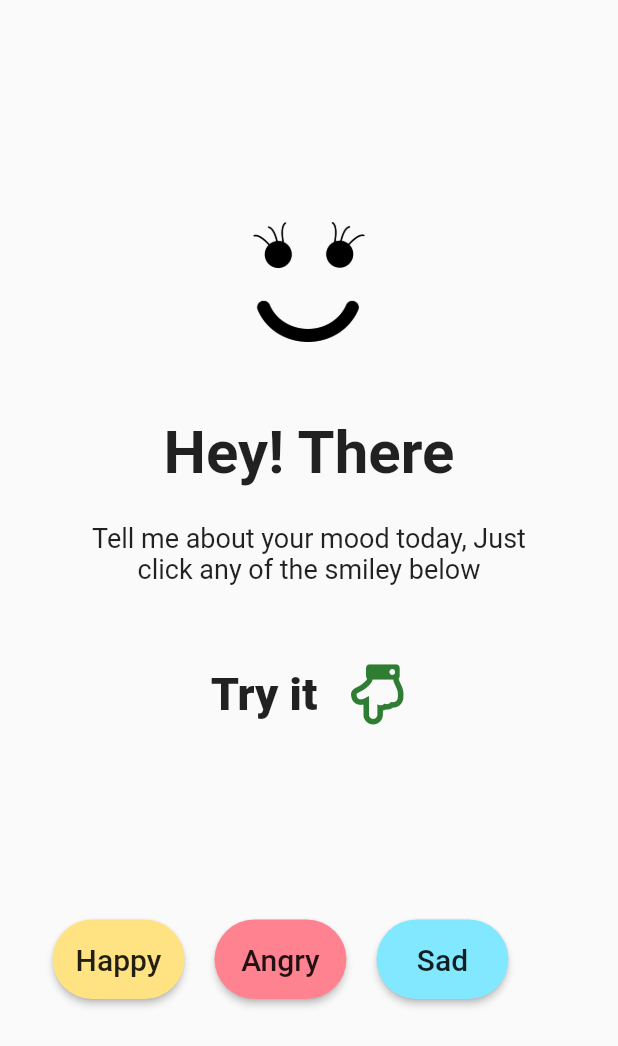
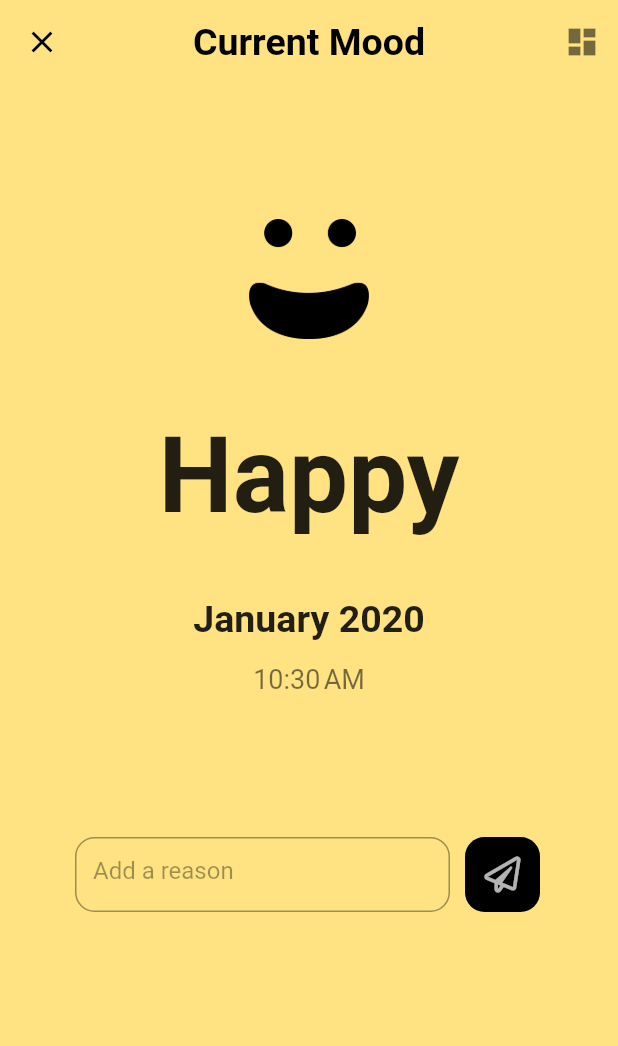
Before and after one commit to tamshallz/MoodApp, a Flutter app: the screen it shows after launch, after a tap on "Happy", on a phone screen of 412 x 824 dp. Shown: the top 1046 px of the screen. Run offline on Flutter 3.47's test engine with Material 2 defaults, Android fonts, the phone set to English and light mode, and no system bars; our stand-ins replace font_awesome_flutter.

Commit message:
third commit

```diff
--- a/lib/main.dart
+++ b/lib/main.dart
@@ -1,4 +1,7 @@
 import 'package:flutter/material.dart';
+import 'package:mood_app/screens/angry.dart';
+import 'package:mood_app/screens/happy.dart';
+import 'package:mood_app/screens/sad.dart';
 
 import 'mood_home.dart';
 
@@ -13,7 +16,15 @@ class MyApp extends StatelessWidget {
       theme: ThemeData(
         primarySwatch: Colors.blue,
       ),
-      home: MoodHome(),
+      initialRoute: MoodHome.id,
+//When using initialRoute, you don't use it with the home cos they do one and the same thing
+//      home: WelcomeScreen(),
+      routes: {
+        MoodHome.id: (context) => MoodHome(),
+        SadFacePage.id: (context) => SadFacePage(),
+        HappyFace.id: (context) => HappyFace(),
+        AngryScreen.id: (context) => AngryScreen(),
+      },
     );
   }
 }
--- a/lib/mood_home.dart
+++ b/lib/mood_home.dart
@@ -1,8 +1,11 @@
 import 'package:flutter/material.dart';
 
 import 'package:font_awesome_flutter/font_awesome_flutter.dart';
+import 'package:mood_app/screens/angry.dart';
+import 'package:mood_app/screens/happy.dart';
 
 class MoodHome extends StatelessWidget {
+  static String id = 'mood_home';
   Widget colorButtonShape(String buttonText, Color color, Function onClick) {
     return Padding(
       padding: const EdgeInsets.all(10.0),
@@ -11,10 +14,10 @@ class MoodHome extends StatelessWidget {
           buttonText,
           style: TextStyle(fontSize: 20),
         ),
-          onPressed: (){},
-          padding: EdgeInsets.all(15),
-          color: color,
-          shape: StadiumBorder(),
+        onPressed: onClick,
+        padding: EdgeInsets.all(15),
+        color: color,
+        shape: StadiumBorder(),
       ),
     );
   }
@@ -31,7 +34,8 @@ class MoodHome extends StatelessWidget {
             SizedBox(
               height: 50,
             ),
-            Text('Hey! There', style: TextStyle(fontSize: 40, fontWeight: FontWeight.bold)),
+            Text('Hey! There',
+                style: TextStyle(fontSize: 40, fontWeight: FontWeight.bold)),
             Padding(
               padding: const EdgeInsets.all(23),
               child: Text(
@@ -40,25 +44,30 @@ class MoodHome extends StatelessWidget {
                   textAlign: TextAlign.center),
             ),
             Padding(
-              padding: const EdgeInsets.only(bottom: 120, top: 30),
+              padding: const EdgeInsets.only(bottom: 100, top: 30),
               child: Row(
                 mainAxisAlignment: MainAxisAlignment.center,
                 children: <Widget>[
                   Text(
                     'Try it',
                     style: TextStyle(fontSize: 30, fontWeight: FontWeight.w800),
-                    textAlign: TextAlign.center,
+                    textAlign: TextAlign.justify,
                   ),
                   SizedBox(width: 20),
-                  Icon(FontAwesomeIcons.handPointDown, size: 40,color: Colors.green[800])
+                  Icon(FontAwesomeIcons.handPointDown,
+                      size: 40, color: Colors.green[800])
                 ],
               ),
             ),
             Row(
               children: <Widget>[
-                colorButtonShape('Happy', Color(0xffFFE382), (){}),
-                colorButtonShape('Angry', Color(0xffFF8291),(){}),
-                colorButtonShape('Sad', Color(0xff82E8FF), (){}),
+                colorButtonShape('Happy', Color(0xffFFE382), () {
+                  Navigator.pushNamed(context, HappyFace.id);
+                }),
+                colorButtonShape('Angry', Color(0xffFF8291), () {
+                  Navigator.pushNamed(context, AngryScreen.id);
+                }),
+                colorButtonShape('Sad', Color(0xff82E8FF), () {}),
               ],
             )
           ],
--- /dev/null
+++ b/lib/screens/angry.dart
@@ -0,0 +1,14 @@
+import 'package:flutter/material.dart';
+
+
+class AngryScreen extends StatelessWidget {
+
+    static String id = 'angry_screen';
+  @override
+  Widget build(BuildContext context) {
+    return Scaffold(
+      backgroundColor: Color(0xffFF8291),
+
+    );
+  }
+}
--- /dev/null
+++ b/lib/screens/assets/colorsused.dart
@@ -0,0 +1,13 @@
+import 'package:flutter/material.dart';
+
+
+
+
+const kGreyColor = Color(0xff9B9B9B);
+const kWhiteColor = Color(0xffffffff);
+const kBlueColor = Color(0xff39CDFD);
+const kYellowColor = Color(0xffFDC339);
+const kPinkColor = Color(0xffFF3948);
+const kBlackColor = Color(0xff151210);
+const kBrownColor = Color(0xffA1452D);
+const kTealColor = Color(0xff246F86);
--- /dev/null
+++ b/lib/screens/assets/reuseable.dart
@@ -0,0 +1,14 @@
+import 'package:flutter/material.dart';
+
+
+Widget hero(Color color, String text, String tag){
+  return Flexible(
+      child: Hero(
+        tag: tag,
+        child: Container(
+          color: color,
+          child: Text(text),
+        ),
+      ),
+    );
+}
--- /dev/null
+++ b/lib/screens/happy.dart
@@ -0,0 +1,117 @@
+import 'package:flutter/material.dart';
+import 'package:font_awesome_flutter/font_awesome_flutter.dart';
+import 'package:intl/intl.dart';
+
+class HappyFace extends StatefulWidget {
+  static String id = 'happy_face';
+
+  @override
+  _HappyFaceState createState() => _HappyFaceState();
+}
+
+class _HappyFaceState extends State<HappyFace> {
+  static DateTime now = DateTime.now();
+
+  String formatTime = DateFormat.jm().format(now).toString();
+  String formatDate = DateFormat.yMMMM().format(now).toString();
+
+  @override
+  Widget build(BuildContext context) {
+    return Scaffold(
+      backgroundColor: Color(0xffFFE382),
+      appBar: AppBar(
+        backgroundColor: Color(0xffFFE382),
+        elevation: 0,
+        actions: <Widget>[
+          IconButton(
+            onPressed: (){},
+            icon: Icon(Icons.dashboard),
+            color: Colors.black54,
+          )
+        ],
+        leading: IconButton(
+          onPressed: () {
+            Navigator.of(context).pop();
+          },
+          icon: Icon(Icons.close),
+          color: Colors.black,
+        ),
+        centerTitle: true,
+        title: Text('Current Mood',
+            style: TextStyle(
+                fontSize: 25,
+                fontWeight: FontWeight.w600,
+                color: Colors.black)),
+      ),
+      body: SingleChildScrollView(
+        child: Column(
+          children: <Widget>[
+            Padding(
+              padding: const EdgeInsets.only(top: 90),
+              child: Column(children: [
+                Image.asset(
+                  'images/happy.png',
+                  height: 80,
+                ),
+                Padding(
+                  padding: const EdgeInsets.only(top: 50, bottom: 40),
+                  child: Text('Happy',
+                      style:
+                          TextStyle(fontSize: 70, fontWeight: FontWeight.bold)),
+                ),
+                Text('$formatDate',
+                    style:
+                        TextStyle(fontSize: 25, fontWeight: FontWeight.bold)),
+                Padding(
+                  padding: const EdgeInsets.all(15),
+                  child: Text('$formatTime',
+                      style: TextStyle(
+                        fontSize: 18,
+                        color: Colors.black54,
+                      )),
+                ),
+              ]),
+            ),
+            Padding(
+              padding: const EdgeInsets.only(left: 50, right: 20, top: 80),
+              child: Row(children: [
+                Container(
+                    width: 250,
+                    height: 50,
+                    child: TextField(
+                      decoration: InputDecoration(
+                          focusedBorder: OutlineInputBorder(
+                            borderSide: BorderSide(color: Colors.black38),
+                            borderRadius: BorderRadius.circular(13),
+                          ),
+                          border: OutlineInputBorder(
+                            borderRadius: BorderRadius.circular(13),
+                          ),
+                          hintText: 'Add a reason',
+                          hintStyle: TextStyle(color: Colors.black38)),
+                    )),
+                SizedBox(
+                  width: 10,
+                ),
+                Container(
+                    height: 50,
+                    width: 50,
+                    decoration: BoxDecoration(
+                      borderRadius: BorderRadius.circular(13),
+                      color: Colors.black,
+                    ),
+                    child: IconButton(
+                      onPressed: () {},
+                      icon: Icon(
+                        FontAwesomeIcons.paperPlane,
+                        color: Colors.white70,
+                      ),
+                    )),
+              ]),
+            )
+          ],
+        ),
+      ),
+    );
+  }
+}
--- /dev/null
+++ b/lib/screens/sad.dart
@@ -0,0 +1,13 @@
+import 'package:flutter/material.dart';
+
+
+
+class SadFacePage extends StatelessWidget {
+    static String id = 'sadFace_page';
+  @override
+  Widget build(BuildContext context) {
+    return Container(
+
+    );
+  }
+}
--- a/pubspec.yaml
+++ b/pubspec.yaml
@@ -11,6 +11,8 @@ dependencies:
     sdk: flutter
   cupertino_icons: ^0.1.2
   font_awesome_flutter: ^8.5.0
+  intl: ^0.16.0
+  date_format: ^1.0.8
 
 dev_dependencies:
   flutter_test:
```
Also changed, not shown: images/angry.png (added), images/happy.png (added), images/sad.png (added), images/sadface.png (added), pubspec.lock.
